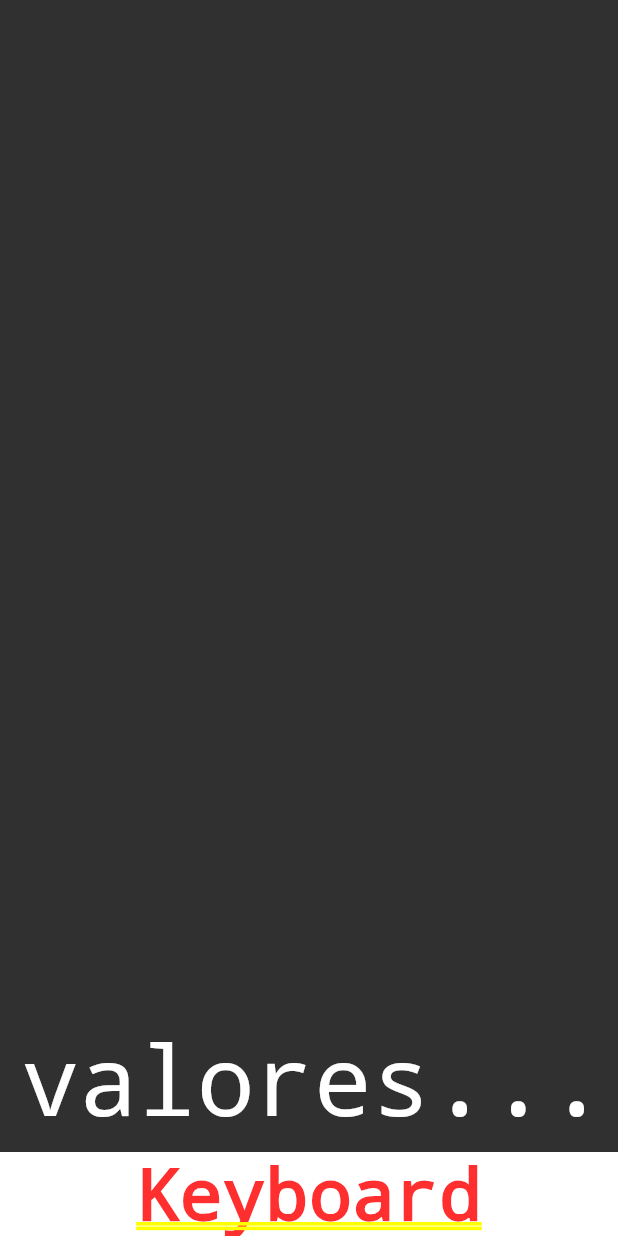
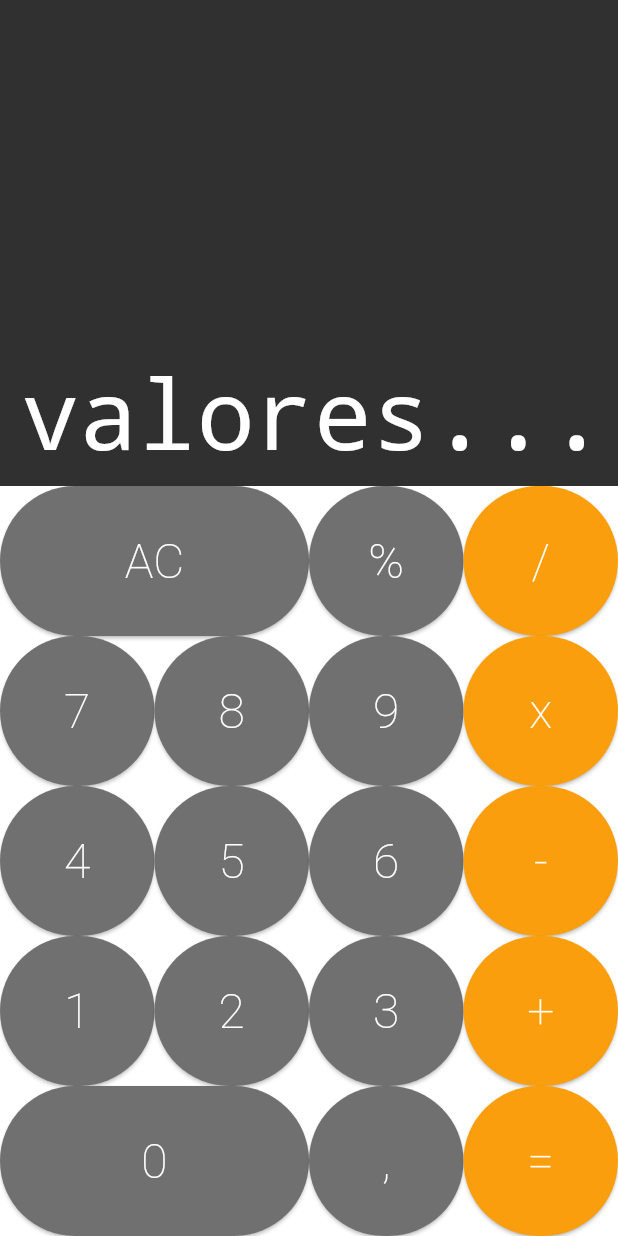
Before and after one commit to EuRafaelaSantos/calculadora, a Flutter app: the screen it shows after launch, on a phone screen of 412 x 824 dp. Run offline on Flutter 3.47's test engine with Material 3 defaults, Android fonts, the phone set to English and light mode, and no system bars; drawn by our look-alikes of auto_size_text.

Commit message:
componente keyboard

```diff
--- /dev/null
+++ b/lib/components/button.dart
@@ -0,0 +1,52 @@
+import 'package:flutter/material.dart';
+
+class Button extends StatelessWidget {
+  static const DARK = Color.fromRGBO(82, 82, 82, 1);
+  static const DEFAULT = Color.fromRGBO(112, 112, 112, 1);
+  static const OPERATION = Color.fromRGBO(250, 158, 13, 1);
+
+  final String text;
+  final bool duplo;
+  final Color color;
+
+  Button({
+    super.key,
+    required this.text,
+    this.duplo = false,
+    this.color = DEFAULT,
+  });
+
+  Button.duplo({
+    super.key,
+    required this.text,
+    this.duplo = true,
+    this.color = DEFAULT,
+  });
+
+  Button.operation({
+    super.key,
+    required this.text,
+    this.duplo = false,
+    this.color = OPERATION,
+  });
+  @override
+  Widget build(BuildContext context) {
+    return Expanded(
+      flex: duplo ? 2 : 1,
+      child: ElevatedButton(
+        style: ElevatedButton.styleFrom(
+          backgroundColor: this.color,
+        ),
+        onPressed: () {},
+        child: Text(
+          text,
+          style: TextStyle(
+            color: Colors.white,
+            fontSize: 32,
+            fontWeight: FontWeight.w200,
+          ),
+        ),
+      ),
+    );
+  }
+}
--- /dev/null
+++ b/lib/components/button_row.dart
@@ -0,0 +1,18 @@
+import 'package:calculadora/components/button.dart';
+import 'package:flutter/material.dart';
+
+class ButtonRow extends StatelessWidget {
+  final List<Button> buttons;
+  ButtonRow(this.buttons);
+
+  @override
+  Widget build(BuildContext context) {
+    return Expanded(
+      flex: 1,
+      child: Row(
+        crossAxisAlignment: CrossAxisAlignment.stretch,
+        children: buttons,
+      ),
+    );
+  }
+}
--- /dev/null
+++ b/lib/components/keyboard.dart
@@ -0,0 +1,47 @@
+import 'package:calculadora/components/button.dart';
+import 'package:calculadora/components/button_row.dart';
+import 'package:flutter/material.dart';
+
+class Keyboard extends StatelessWidget {
+  const Keyboard({super.key});
+
+  @override
+  Widget build(BuildContext context) {
+    return Container(
+      height: 500,
+      child: Column(
+        children: [
+          ButtonRow([
+            Button.duplo(text: 'AC'),
+            Button(text: '%'),
+            Button.operation(text: '/'),
+          ]),
+          ButtonRow([
+            Button(text: '7'),
+            Button(text: '8'),
+            Button(text: '9'),
+            Button.operation(text: 'x'),
+          ]),
+          ButtonRow([
+            Button(text: '4'),
+            Button(text: '5'),
+            Button(text: '6'),
+            Button.operation(text: '-'),
+          ]),
+          ButtonRow([
+            Button(text: '1'),
+            Button(text: '2'),
+            Button(text: '3'),
+            Button.operation(text: '+'),
+          ]),
+          ButtonRow([
+            Button.duplo(
+              text: '0'),
+            Button(text: ','),
+            Button.operation(text: '='),
+          ]),
+        ],
+      ),
+    );
+  }
+}
--- /dev/null
+++ b/lib/models/memory.dart
@@ -0,0 +1 @@
+class Memory {}
--- a/lib/screens/calculator.dart
+++ b/lib/screens/calculator.dart
@@ -1,4 +1,5 @@
 import 'package:calculadora/components/display.dart';
+import 'package:calculadora/components/keyboard.dart';
 import 'package:flutter/material.dart';
 
 class Calculator extends StatelessWidget {
@@ -7,7 +8,7 @@ class Calculator extends StatelessWidget {
       home: Column(
         children: [
           Display('valores...'),
-          Text('Keyboard'),
+          Keyboard(),
         ],
       ),
     );
```
